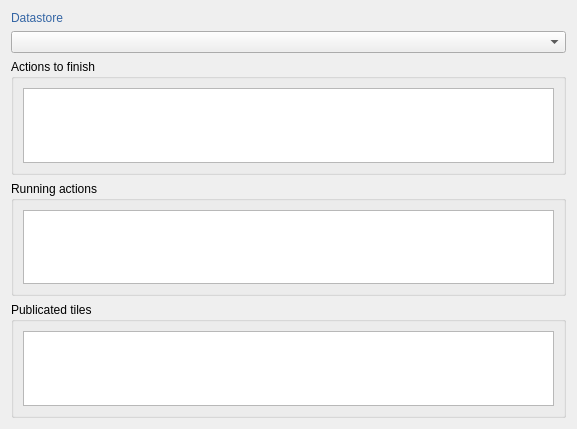
Before: the Qt Designer form geotuileur/gui/dashboard/wdg_dashboard.ui in JulesGrillot/plugin-qgis-geoplateforme, drawn with Qt 5.
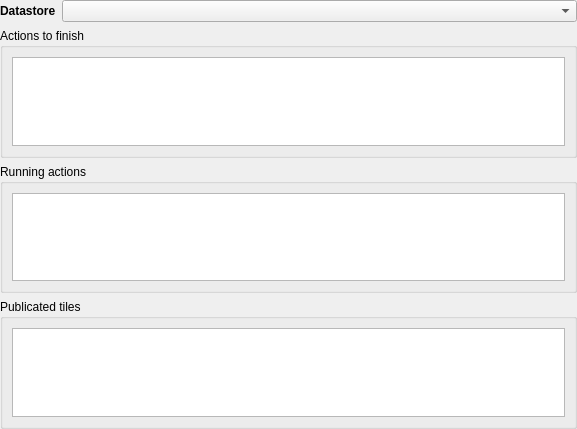
After: the same form once the commit is applied. Custom widgets are drawn as their Qt base class.

Commit message: remove specific style for label

Patch:
```diff
--- a/geotuileur/gui/dashboard/wdg_dashboard.ui
+++ b/geotuileur/gui/dashboard/wdg_dashboard.ui
@@ -14,19 +14,41 @@
    <string>Dashboard</string>
   </property>
   <layout class="QGridLayout" name="gridLayout">
-   <item row="3" column="0" colspan="2">
-    <widget class="QgsCollapsibleGroupBox" name="gbb_running_actions">
-     <property name="title">
-      <string>Running actions</string>
+   <property name="leftMargin">
+    <number>0</number>
+   </property>
+   <property name="topMargin">
+    <number>0</number>
+   </property>
+   <property name="rightMargin">
+    <number>0</number>
+   </property>
+   <property name="bottomMargin">
+    <number>0</number>
+   </property>
+   <item row="0" column="0">
+    <widget class="QLabel" name="lbl_datastore">
+     <property name="sizePolicy">
+      <sizepolicy hsizetype="Fixed" vsizetype="Preferred">
+       <horstretch>0</horstretch>
+       <verstretch>0</verstretch>
+      </sizepolicy>
      </property>
-     <layout class="QGridLayout" name="gridLayout_3">
-      <item row="0" column="0">
-       <widget class="QTableView" name="tbl_running_actions"/>
-      </item>
-     </layout>
+     <property name="font">
+      <font>
+       <weight>75</weight>
+       <bold>true</bold>
+      </font>
+     </property>
+     <property name="text">
+      <string>Datastore</string>
+     </property>
     </widget>
    </item>
-   <item row="2" column="0" colspan="2">
+   <item row="0" column="1">
+    <widget class="DatastoreComboBox" name="cbx_datastore"/>
+   </item>
+   <item row="1" column="0" colspan="2">
     <widget class="QgsCollapsibleGroupBox" name="gpb_actions_to_finish">
      <property name="title">
       <string>Actions to finish</string>
@@ -38,10 +60,19 @@
      </layout>
     </widget>
    </item>
-   <item row="1" column="0" colspan="2">
-    <widget class="DatastoreComboBox" name="cbx_datastore"/>
+   <item row="2" column="0" colspan="2">
+    <widget class="QgsCollapsibleGroupBox" name="gbb_running_actions">
+     <property name="title">
+      <string>Running actions</string>
+     </property>
+     <layout class="QGridLayout" name="gridLayout_3">
+      <item row="0" column="0">
+       <widget class="QTableView" name="tbl_running_actions"/>
+      </item>
+     </layout>
+    </widget>
    </item>
-   <item row="4" column="0" colspan="2">
+   <item row="3" column="0" colspan="2">
     <widget class="QgsCollapsibleGroupBox" name="gbp_publicated_tiles">
      <property name="title">
       <string>Publicated tiles</string>
@@ -53,17 +84,6 @@
      </layout>
     </widget>
    </item>
-   <item row="0" column="0" colspan="2">
-    <widget class="QLabel" name="lbl_datastore">
-     <property name="styleSheet">
-      <string notr="true">font: 75 13pt &quot;Ubuntu Condensed&quot;;
-color: rgb(52, 101, 164);</string>
-     </property>
-     <property name="text">
-      <string>Datastore</string>
-     </property>
-    </widget>
-   </item>
   </layout>
  </widget>
  <customwidgets>
```
